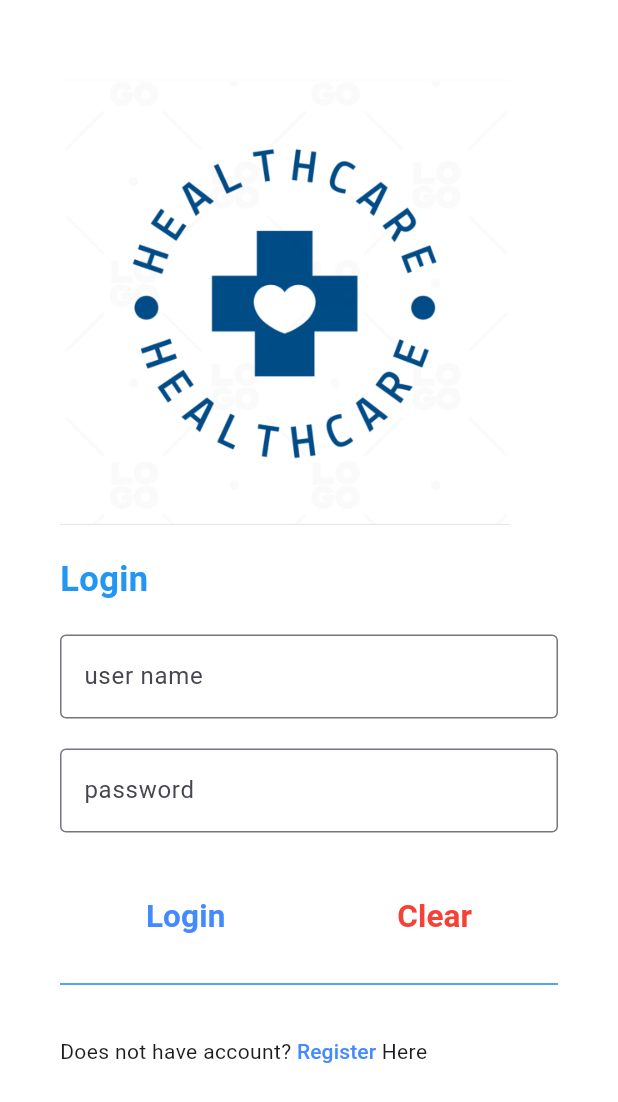
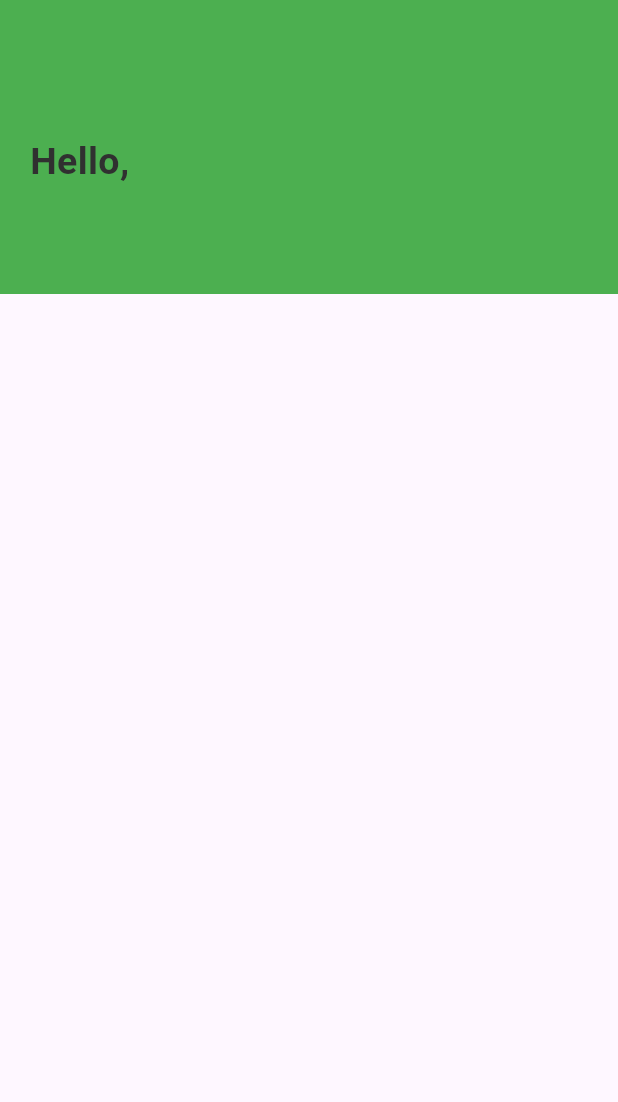
Before and after one commit to SuruchBoss/healthcare_map, a Flutter app: the screen it shows after launch, after a tap on "Login", on a phone screen of 412 x 824 dp. Shown: the top 1102 px of the screen. Run offline on Flutter 3.47's test engine with Material 3 defaults, Android fonts, the phone set to English and light mode, and no system bars; our stand-ins replace cloud_firestore, firebase_core; accounts and stored records are empty.

Commit message:
create customer model and dashboard header

```diff
--- /dev/null
+++ b/healthcare/lib/feature/dashboard/presentation/dashboard.dart
@@ -0,0 +1,51 @@
+import 'package:flutter/material.dart';
+import 'package:healthcare/model/customermodel.dart';
+
+class DashBoard extends StatefulWidget {
+  final CustomerModel customer;
+  const DashBoard({
+    super.key,
+    required this.customer,
+  });
+
+  @override
+  State<DashBoard> createState() => _DashBoardState();
+}
+
+class _DashBoardState extends State<DashBoard> {
+  @override
+  Widget build(BuildContext context) {
+    final screenWidth = MediaQuery.of(context).size.width;
+
+    return Scaffold(
+      body: SizedBox(
+        width: screenWidth,
+        child: SingleChildScrollView(
+          child: Column(
+            children: [
+              Container(
+                width: screenWidth,
+                padding: const EdgeInsets.only(
+                  top: 90,
+                  left: 20,
+                  right: 20,
+                  bottom: 70,
+                ),
+                color: Colors.green,
+                child: Text(
+                  "Hello, ${widget.customer.firstName} ${widget.customer.lastName}",
+                  style: TextStyle(
+                    fontSize: 25,
+                    color: Colors.grey[850],
+                    fontWeight: FontWeight.bold,
+                    overflow: TextOverflow.ellipsis,
+                  ),
+                ),
+              )
+            ],
+          ),
+        ),
+      ),
+    );
+  }
+}
--- a/healthcare/lib/feature/landingpage/presentation/landingpage.dart
+++ b/healthcare/lib/feature/landingpage/presentation/landingpage.dart
@@ -1,8 +1,10 @@
-// ignore_for_file: no_leading_underscores_for_local_identifiers
+// ignore_for_file: no_leading_underscores_for_local_identifiers, use_build_context_synchronously
 
 import 'package:cloud_firestore/cloud_firestore.dart';
 import 'package:flutter/material.dart';
+import 'package:healthcare/feature/dashboard/presentation/dashboard.dart';
 import 'package:healthcare/feature/register/presentation/registerpage.dart';
+import 'package:healthcare/model/customermodel.dart';
 
 class LandingPage extends StatefulWidget {
   const LandingPage({super.key});
@@ -14,6 +16,9 @@ class LandingPage extends StatefulWidget {
 class _LandingPageState extends State<LandingPage> {
   final userNameController = TextEditingController();
   final passwordController = TextEditingController();
+
+  String error = '';
+  String documentId = '';
 
   void _goToRegister() {
     Navigator.push(
@@ -32,25 +37,43 @@ class _LandingPageState extends State<LandingPage> {
         .get();
 
     if (querySnapshot.docs.isNotEmpty) {
+      DocumentSnapshot userDoc = querySnapshot.docs.first;
+      documentId = userDoc.id;
       return querySnapshot.docs.first;
     }
 
     return null;
   }
 
-  Future<bool> _handleLogin() async {
+  void _handleLogin() async {
     final userDoc = await findUserByUsername();
 
     if (userDoc != null) {
       final userData = userDoc.data() as Map<String, dynamic>;
       final storedPassword = userData['password'] as String;
+      final name = userData['name'] as String;
+      final lastName = userData['lastName'] as String;
+
+      CustomerModel model = CustomerModel(
+        id: documentId,
+        firstName: name,
+        lastName: lastName,
+      );
 
       if (storedPassword == passwordController.text) {
-        return true;
+        Navigator.pushReplacement(
+          context,
+          MaterialPageRoute(
+            builder: (context) => DashBoard(
+              customer: model,
+            ),
+          ),
+        );
+        error = '';
       }
     }
 
-    return false;
+    error = 'Username of Password is incorrect.';
   }
 
   @override
@@ -122,18 +145,18 @@ class _LandingPageState extends State<LandingPage> {
               const SizedBox(
                 height: 20,
               ),
-              const Text(
-                '',
-                style: TextStyle(color: Colors.red),
+              Text(
+                error,
+                style: const TextStyle(color: Colors.red),
+              ),
+              const SizedBox(
+                height: 20,
               ),
               Row(
                 mainAxisAlignment: MainAxisAlignment.spaceAround,
                 children: [
                   TextButton(
-                    onPressed: () async {
-                      bool isCorrect = await _handleLogin();
-
-                    },
+                    onPressed: () => _handleLogin(),
                     style: TextButton.styleFrom(
                         padding: EdgeInsets.zero,
                         minimumSize: const Size(50, 30),
@@ -153,6 +176,7 @@ class _LandingPageState extends State<LandingPage> {
                       setState(() {
                         userNameController.text = '';
                         passwordController.text = '';
+                        error = '';
                       });
                     },
                     style: TextButton.styleFrom(
--- /dev/null
+++ b/healthcare/lib/model/customermodel.dart
@@ -0,0 +1,11 @@
+class CustomerModel {
+  final String id;
+  final String firstName;
+  final String lastName;
+
+  const CustomerModel({
+    required this.id,
+    required this.firstName,
+    required this.lastName,
+  });
+}
```
